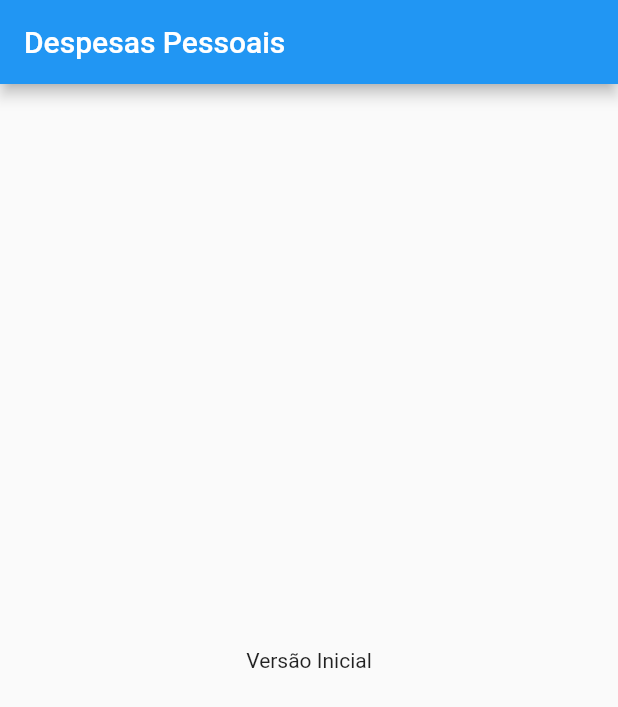
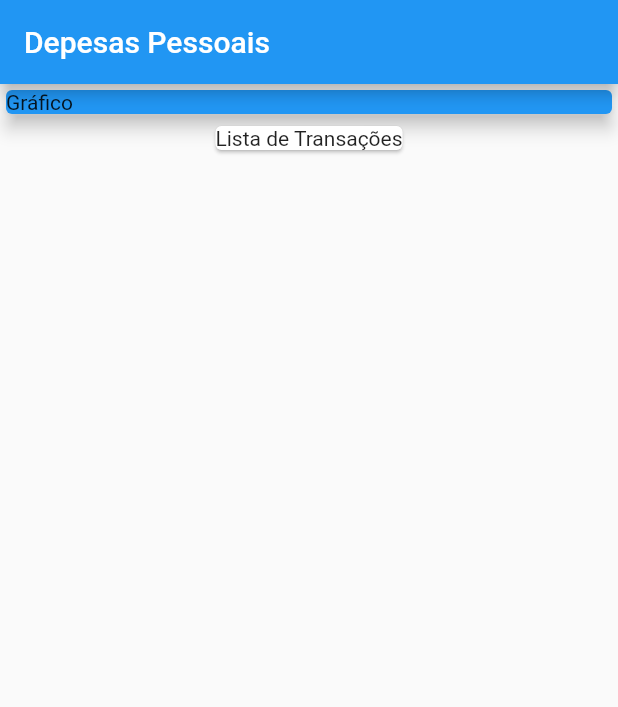
Before and after one commit to maedashogun/expenses, a Flutter app: the screen it shows after launch, on a phone screen of 412 x 824 dp. Shown: the top 707 px of the screen. Run offline on Flutter 3.47's test engine with Material 2 defaults, Android fonts, the phone set to English and light mode, and no system bars.

Commit message:
Atualização do projeto

```diff
--- a/lib/main.dart
+++ b/lib/main.dart
@@ -5,19 +5,31 @@ main() => runApp(ExpensesApp());
 class ExpensesApp extends StatelessWidget {
   @override
   Widget build(BuildContext context) {
-    return MaterialApp(home: MyhomePage());
+    return MaterialApp(home: MyHomePage());
   }
 }
 
-class MyhomePage extends StatelessWidget {
+class MyHomePage extends StatelessWidget {
   @override
   Widget build(BuildContext context) {
     return Scaffold(
       appBar: AppBar(
-        title: Text('Despesas Pessoais'),
+        title: Text('Depesas Pessoais'),
       ),
-      body: Center(
-        child: Text('Versão Inicial'),
+      body: Column(
+        children: <Widget>[
+          Container(
+            width: double.infinity,
+            child: Card(
+              color: Colors.blue,
+              child: Text('Gráfico'),
+              elevation: 5,
+            ),
+          ),
+          Card(
+            child: Text('Lista de Transações'),
+          ),
+        ],
       ),
     );
   }
```
